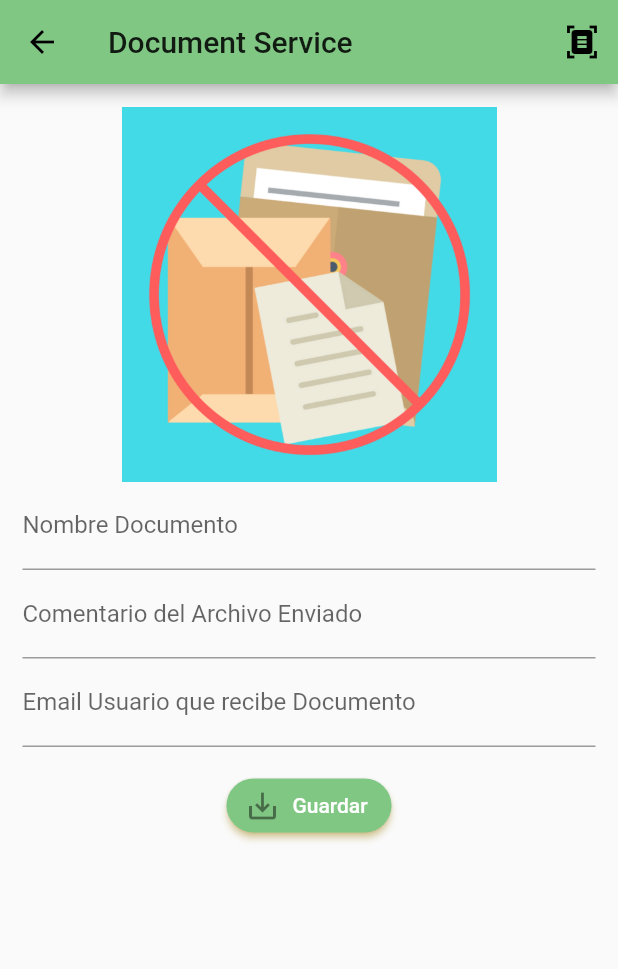
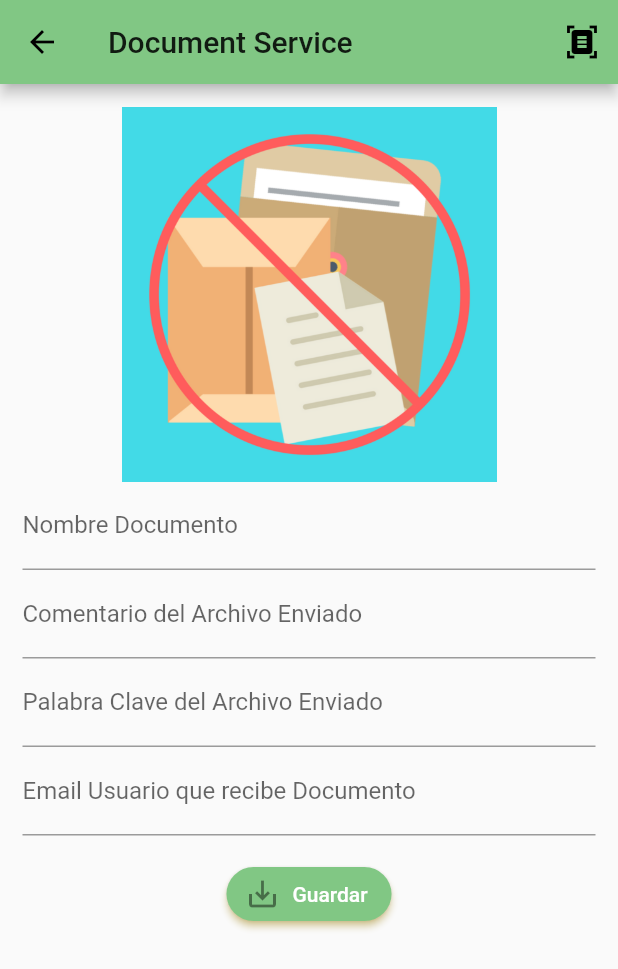
Before and after one commit to darwinuzcategui/qwebservice, a Flutter app: the DocumentPage screen opened by its route, on a phone screen of 412 x 824 dp. Shown: the top 969 px of the screen. Run offline on Flutter 3.47's test engine with Material 2 defaults, Android fonts, the phone set to English and light mode, and no system bars; our stand-ins replace file_picker, rxdart, shared_preferences; accounts and stored records are empty.

Commit message:
cambios de ticket qweb service

```diff
--- a/lib/src/models/document_model.dart
+++ b/lib/src/models/document_model.dart
@@ -15,6 +15,7 @@ class DocumentModel {
     this.emailUsuarioRecibe,
     this.extensionArchivo,
     this.comentario,
+    this.palabraClave,
     required this.archivo,
     // this.archivo,
   });
@@ -23,6 +24,7 @@ class DocumentModel {
   String? emailUsuarioRecibe = 'darwin.uzcategui1973@gmail.com';
   String? extensionArchivo;
   String? comentario = "";
+  String? palabraClave = "";
   List<int> archivo;
 
   factory DocumentModel.fromJson(Map<String, dynamic> json) => DocumentModel(
@@ -30,6 +32,7 @@ class DocumentModel {
         emailUsuarioRecibe: json["emailUsuarioRecibe"],
         extensionArchivo: json["extensionArchivo"],
         comentario: json["comentario"],
+        palabraClave: json["palabraClave"],
         archivo: List<int>.from(json["archivo"].map((x) => x)),
       );
 
@@ -38,6 +41,7 @@ class DocumentModel {
         "emailUsuarioRecibe": emailUsuarioRecibe,
         "extensionArchivo": extensionArchivo,
         "comentario": comentario,
+        "palabraClave": palabraClave,
         "archivo": List<dynamic>.from(archivo.map((x) => x)),
       };
 }
--- a/lib/src/pages/document_page.dart
+++ b/lib/src/pages/document_page.dart
@@ -51,6 +51,7 @@ class _DocumentPageState extends State<DocumentPage> {
                 _mostrarDocuments(),
                 _createNameFile(),
                 _createComentario(),
+                _createPalabraClave(),
                 _createEmailUserWhoRecibeDocument(),
                 SizedBox(width: 15.0, height: 15.0),
                 _createButton(context),
@@ -237,4 +238,14 @@ class _DocumentPageState extends State<DocumentPage> {
       },
     );
   }
+
+  Widget _createPalabraClave() {
+    return TextFormField(
+      initialValue: document.palabraClave,
+      keyboardType: TextInputType.multiline,
+      decoration:
+          InputDecoration(labelText: 'Palabra Clave del Archivo Enviado'),
+      onSaved: (value) => document.palabraClave = value,
+    );
+  }
 }
--- a/lib/src/pages/login_page.dart
+++ b/lib/src/pages/login_page.dart
@@ -63,7 +63,7 @@ class LoginPage extends StatelessWidget {
           TextButton(
               onPressed: () =>
                   Navigator.pushReplacementNamed(context, 'cuenta'),
-              child: Text('Cambiar una nueva de Conexion Qweb')),
+              child: Text('Cambiar de Conexion Qweb')),
           SizedBox(height: 100.0)
         ],
       ),
--- a/lib/src/pages/registro_pag.dart
+++ b/lib/src/pages/registro_pag.dart
@@ -54,7 +54,7 @@ class _RegistroPageState extends State<RegistroPage> {
                 ]),
             child: Column(
               children: <Widget>[
-                Text('Cambiar nueva conexion Qweb',
+                Text('Cambiar de conexion Qweb',
                     style: TextStyle(fontSize: 20.0)),
                 SizedBox(height: 10.0),
                 _crearHttp(bloc),
```
Also changed, not shown: lib/src/providers/documnet_provider.dart (+11 -7 lines).
